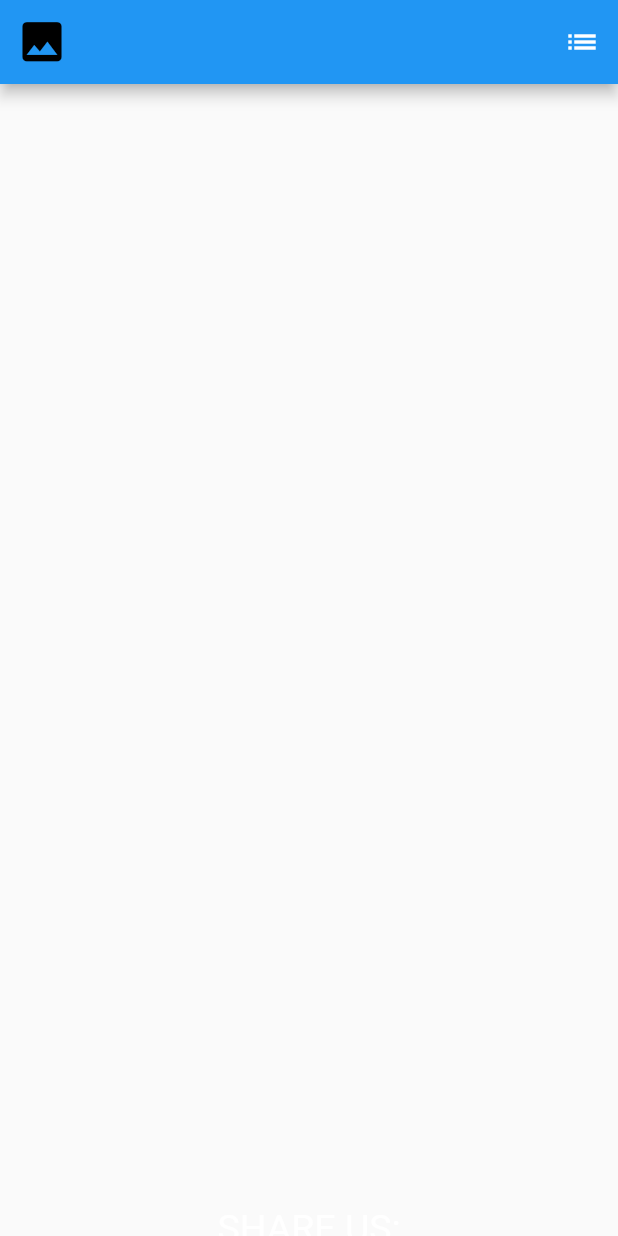
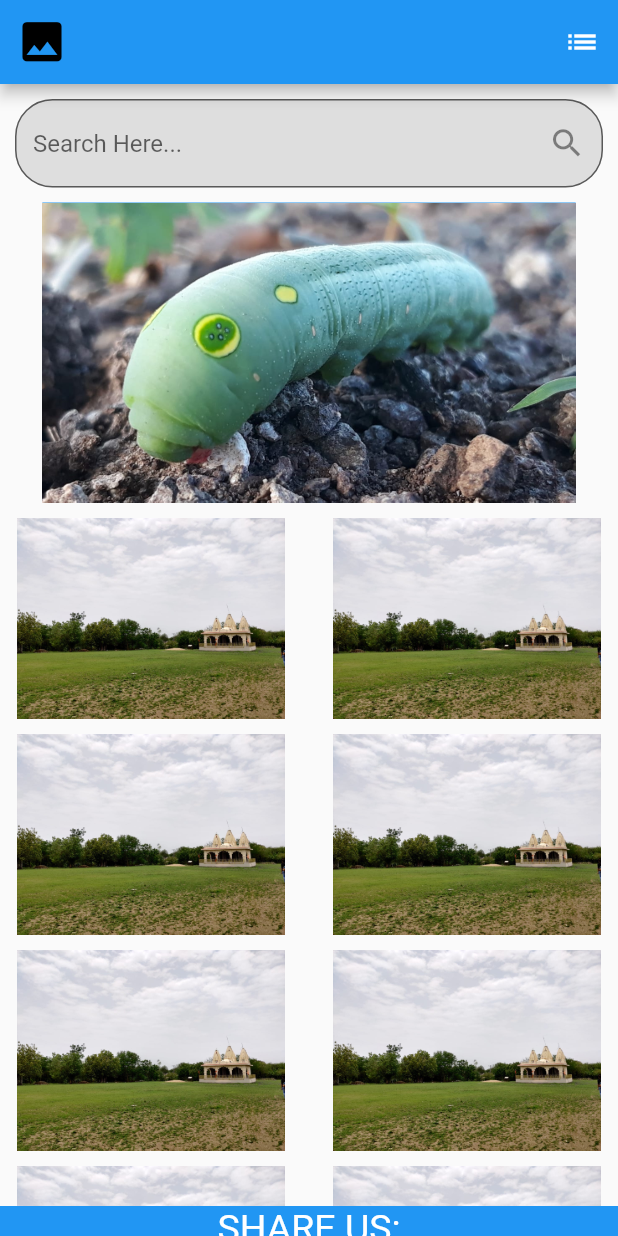
Before and after one commit to kashyapamipara/t4t, a Flutter app: the screen it shows after launch, on a phone screen of 412 x 824 dp. Run offline on Flutter 3.47's test engine with Material 2 defaults, Android fonts, the phone set to English and light mode, and no system bars.

Commit message:
making first body initial commit

```diff
--- a/lib/screens/home_screen.dart
+++ b/lib/screens/home_screen.dart
@@ -1,4 +1,5 @@
 import 'package:flutter/material.dart';
+import 'package:t4t/screens/home_screen_store.dart';
 
 class HomeScreen extends StatefulWidget {
   @override
@@ -28,6 +29,13 @@ class _HomeScreenState extends State<HomeScreen> {
           ),
         ],
       ),
+      body: SingleChildScrollView(child: Container(
+        width: MediaQuery.of(context).size.width,
+        height: MediaQuery.of(context).size.height,
+        child: HomeBody(
+
+        ),
+      )),
       endDrawer: Drawer(
         elevation: 10.0,
         child: ListView(
@@ -85,7 +93,7 @@ class _HomeScreenState extends State<HomeScreen> {
         ),
       ),
       bottomNavigationBar: Container(
-        height: 20,
+        height: 20,color: Colors.blue,
         child: Center(
           child: Row(
             mainAxisAlignment: MainAxisAlignment.center,
--- /dev/null
+++ b/lib/screens/home_screen_store.dart
@@ -0,0 +1,60 @@
+import 'package:flutter/material.dart';
+class HomeBody extends StatefulWidget {
+
+
+  @override
+  _HomeBodyState createState() => _HomeBodyState();
+}
+
+class _HomeBodyState extends State<HomeBody> {
+  @override
+  Widget build(BuildContext context) {
+    return Column(
+
+      children: [
+        SizedBox(height: 10,),
+        Padding(
+          padding: EdgeInsets.only(left: 10,right: 10),
+          child: TextFormField(
+
+            decoration: InputDecoration(
+              filled: true,
+              suffixIcon: Icon(Icons.search,size: 25,),
+              fillColor: Colors.grey.withOpacity(0.3),
+              hintText: 'Search Here...',
+              border: OutlineInputBorder(
+                borderSide: BorderSide(color: Colors.white),
+                borderRadius: BorderRadius.circular(25),
+              ),
+            ),
+          ),
+        ),
+        SizedBox(height: 10,),
+        Container(height: 200,
+        child: Image.asset('assets/test.jpeg'),
+
+        color: Colors.blue,),
+        SizedBox(height: 10,),
+        Expanded(
+          child: GridView.builder(
+              gridDelegate: const SliverGridDelegateWithMaxCrossAxisExtent(
+                  maxCrossAxisExtent: 200,
+                  childAspectRatio: 3 / 2,
+                  crossAxisSpacing: 10,
+                  mainAxisSpacing: 10),
+              itemCount:10,
+              itemBuilder: (BuildContext ctx, index) {
+                return Container(
+                  alignment: Alignment.center,
+                  decoration: BoxDecoration(
+
+
+                  ),
+                  child: Image.asset('assets/test1.jpg',fit: BoxFit.cover,),
+                );
+              }),
+        ),
+      ],
+    );
+  }
+}
--- a/pubspec.yaml
+++ b/pubspec.yaml
@@ -58,9 +58,8 @@ flutter:
   uses-material-design: true
 
   # To add assets to your application, add an assets section, like this:
-  # assets:
-  #   - images/a_dot_burr.jpeg
-  #   - images/a_dot_ham.jpeg
+  assets:
+      - assets/
 
   # An image asset can refer to one or more resolution-specific "variants", see
   # https://flutter.dev/assets-and-images/#resolution-aware.
```
Also changed, not shown: assets/test.jpeg (added), assets/test1.jpg (added), pubspec.lock.
